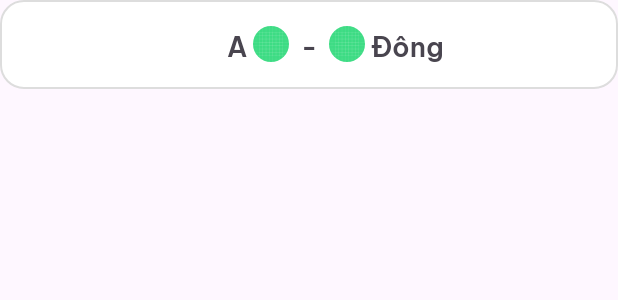
After one commit to danhquyen2004/ProjectAndroid, an Android app: the layout view_user_match_card.xml on its own in the app's theme, with its tools: preview values and no code run, on a phone screen of 412 x 824 dp. The commit adds this screen. Shown: the top 300 px of the screen. Run offline under Robolectric (Android 15) with nearby library versions, the phone set to English and light mode, and no system bars.

Commit message:
update view card

```diff
--- /dev/null
+++ b/Android/app/src/main/res/drawable/card_rounded.xml
@@ -0,0 +1,9 @@
+<?xml version="1.0" encoding="utf-8"?>
+<shape xmlns:android="http://schemas.android.com/apk/res/android"
+    android:shape="rectangle">
+
+    <solid android:color="#FFFFFF" />
+    <corners android:radius="15dp" />
+    <stroke android:width="1dp" android:color="#DDDDDD" />
+
+</shape>
--- /dev/null
+++ b/Android/app/src/main/res/layout/view_user_match_card.xml
@@ -0,0 +1,71 @@
+<LinearLayout xmlns:android="http://schemas.android.com/apk/res/android"
+    xmlns:app="http://schemas.android.com/apk/res-auto"
+    android:layout_width="match_parent"
+    android:layout_height="wrap_content"
+    android:background="@drawable/card_rounded"
+    android:padding="16dp"
+    android:orientation="horizontal"
+    android:gravity="center_vertical">
+
+    <!-- Cột trái -->
+    <LinearLayout
+        android:layout_width="0dp"
+        android:layout_height="wrap_content"
+        android:layout_weight="1"
+        android:gravity="end|center_vertical"
+        android:orientation="horizontal">
+
+        <TextView
+            android:id="@+id/user_left"
+            android:layout_width="wrap_content"
+            android:layout_height="wrap_content"
+            android:text="A"
+            android:textSize="18sp"
+            android:textStyle="bold"
+            android:layout_marginEnd="4dp" />
+
+        <com.google.android.material.imageview.ShapeableImageView
+            android:id="@+id/image_left_avatar"
+            android:layout_width="24dp"
+            android:layout_height="24dp"
+            android:scaleType="centerCrop"
+            android:src="@drawable/ic_launcher_background"
+            app:shapeAppearanceOverlay="@style/CircleImageView" />
+    </LinearLayout>
+
+    <!-- Gạch ngang ở giữa -->
+    <TextView
+        android:layout_width="wrap_content"
+        android:layout_height="wrap_content"
+        android:text="-"
+        android:textSize="18sp"
+        android:layout_marginStart="8dp"
+        android:layout_marginEnd="8dp" />
+
+    <!-- Cột phải -->
+    <LinearLayout
+        android:layout_width="0dp"
+        android:layout_height="wrap_content"
+        android:layout_weight="1"
+        android:gravity="start|center_vertical"
+        android:orientation="horizontal">
+
+        <com.google.android.material.imageview.ShapeableImageView
+            android:id="@+id/image_right_avatar"
+            android:layout_width="24dp"
+            android:layout_height="24dp"
+            android:scaleType="centerCrop"
+            android:src="@drawable/ic_launcher_background"
+            android:layout_marginEnd="4dp"
+            app:shapeAppearanceOverlay="@style/CircleImageView" />
+
+        <TextView
+            android:id="@+id/user_right"
+            android:layout_width="wrap_content"
+            android:layout_height="wrap_content"
+            android:text="Đông"
+            android:textSize="18sp"
+            android:textStyle="bold" />
+    </LinearLayout>
+
+</LinearLayout>
--- a/Android/app/src/main/res/values/themes.xml
+++ b/Android/app/src/main/res/values/themes.xml
@@ -10,4 +10,5 @@
         <item name="cornerFamily">rounded</item>
         <item name="cornerSize">50%</item>
     </style>
+
 </resources>
```
Also changed, not shown: Android/app/src/main/res/layout/test.xml (deleted, +0 -54 lines), Android/app/src/main/res/layout/view_infor_user.xml (added, +53 -0 lines).
